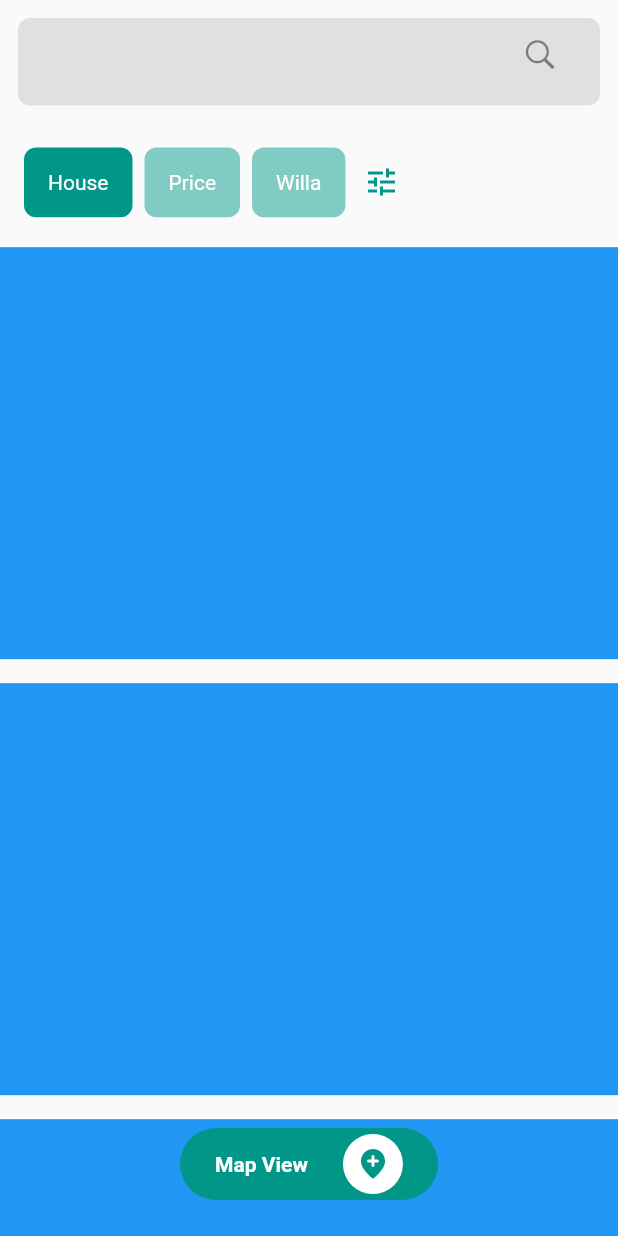
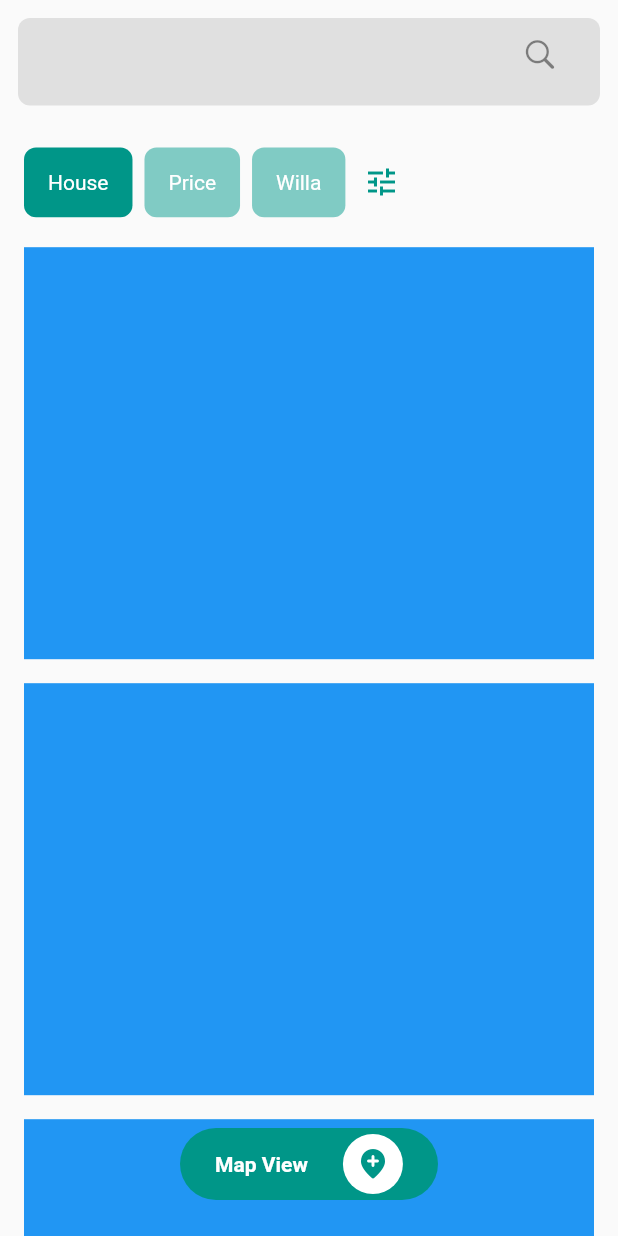
Before and after one commit to JAICHANGPARK/flutter_notebook_8th_story, a Flutter app: the screen it shows after launch, on a phone screen of 412 x 824 dp. Run offline on Flutter 3.47's test engine with Material 2 defaults, Android fonts, the phone set to English and light mode, and no system bars; our stand-ins replace badges, flutter_hooks, google_fonts, hooks_riverpod, state_notifier.

Commit message:
Update rental_main_page.dart

```diff
--- a/lib/ep585_rental_app/rental_main_page.dart
+++ b/lib/ep585_rental_app/rental_main_page.dart
@@ -137,6 +137,7 @@ class _RentalMainPageState extends State<RentalMainPage> {
                     child: ListView(
                       children: [
                         Container(
+                          margin: EdgeInsets.symmetric(horizontal: 16),
                           height: MediaQuery.of(context).size.height / 3,
                           decoration: BoxDecoration(color: Colors.blue),
                         ),
@@ -144,6 +145,7 @@ class _RentalMainPageState extends State<RentalMainPage> {
                           height: 16,
                         ),
                         Container(
+                          margin: EdgeInsets.symmetric(horizontal: 16),
                           height: MediaQuery.of(context).size.height / 3,
                           decoration: BoxDecoration(color: Colors.blue),
                         ),
@@ -151,6 +153,7 @@ class _RentalMainPageState extends State<RentalMainPage> {
                           height: 16,
                         ),
                         Container(
+                          margin: EdgeInsets.symmetric(horizontal: 16),
                           height: MediaQuery.of(context).size.height / 3,
                           decoration: BoxDecoration(color: Colors.blue),
                         ),
```
